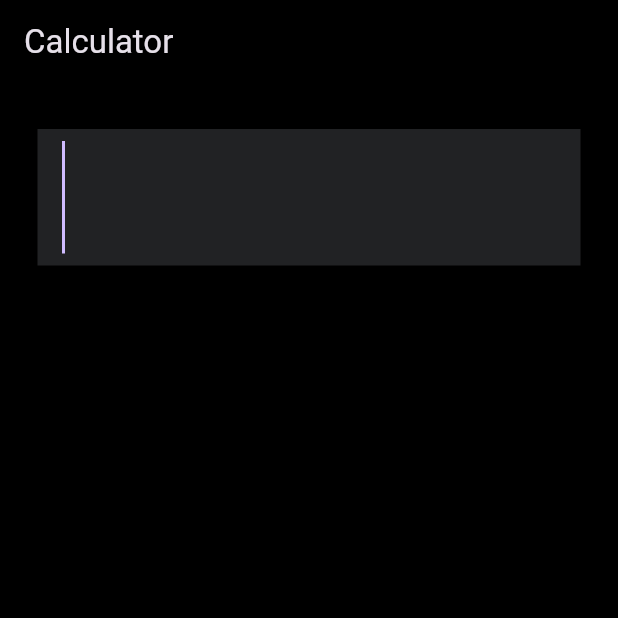
After one commit to IvanCRA/Calculator-App-Flutter, a Flutter app: the screen it shows after launch, on a phone screen of 412 x 824 dp, the top half of it. The commit adds this screen. Run offline on Flutter 3.47's test engine with Material 3 defaults, Android fonts, the phone set to English and light mode, and no system bars.

Commit message:
add class

```diff
--- a/lib/main.dart
+++ b/lib/main.dart
@@ -1,5 +1,8 @@
 import 'package:calculator_app/constant/colors.dart';
+import 'package:calculator_app/screens/home_screen.dart';
 import 'package:flutter/material.dart';
+
+import 'widgets/textfield.dart';
 
 void main() {
   runApp(CalculatorApp());
@@ -12,34 +15,8 @@ class CalculatorApp extends StatelessWidget {
   Widget build(BuildContext context) {
     return MaterialApp(
       theme: ThemeData.dark(),
-      home: Scaffold(
-        backgroundColor: Color.fromARGB(255, 0, 0, 0),
-        appBar: AppBar(
-          title: const Text(
-            "Calculator",
-          ),
-          backgroundColor: Color.fromARGB(255, 0, 0, 0),
-        ),
-        body: Column(
-          children: [
-            Padding(
-              padding: const EdgeInsets.symmetric(horizontal: 25, vertical: 30),
-              child: TextField(
-                controller: TextEditingController(),
-                decoration: const InputDecoration(
-                  border: InputBorder.none,
-                  fillColor: AppColors.primaryColor,
-                  filled: true,
-                ),
-                style: const TextStyle(fontSize: 50),
-                readOnly: true,
-                autofocus: true,
-                showCursor: true,
-              ),
-            )
-          ],
-        ),
-      ),
+      debugShowCheckedModeBanner: false,
+      home: HomeScreen(),
     );
   }
 }
--- /dev/null
+++ b/lib/screens/home_screen.dart
@@ -0,0 +1,26 @@
+import 'package:flutter/material.dart';
+
+import '../widgets/textfield.dart';
+
+class HomeScreen extends StatelessWidget {
+  @override
+  Widget build(BuildContext context) {
+    return Scaffold(
+      backgroundColor: Color.fromARGB(255, 0, 0, 0),
+      appBar: AppBar(
+        title: const Text(
+          "Calculator",
+        ),
+        backgroundColor: Color.fromARGB(255, 0, 0, 0),
+      ),
+      body: Column(
+        children: [
+          CustomTextField(),
+          Container(
+            height: MediaQuery.sizeOf(context).height * 0.6,
+          )
+        ],
+      ),
+    );
+  }
+}
--- /dev/null
+++ b/lib/widgets/textfield.dart
@@ -0,0 +1,27 @@
+import 'package:flutter/material.dart';
+import 'package:calculator_app/constant/colors.dart';
+
+class CustomTextField extends StatelessWidget {
+  const CustomTextField({
+    super.key,
+  });
+
+  @override
+  Widget build(BuildContext context) {
+    return Padding(
+      padding: const EdgeInsets.symmetric(horizontal: 25, vertical: 30),
+      child: TextField(
+        controller: TextEditingController(),
+        decoration: const InputDecoration(
+          border: InputBorder.none,
+          fillColor: AppColors.primaryColor,
+          filled: true,
+        ),
+        style: const TextStyle(fontSize: 50),
+        readOnly: true,
+        autofocus: true,
+        showCursor: true,
+      ),
+    );
+  }
+}
```
